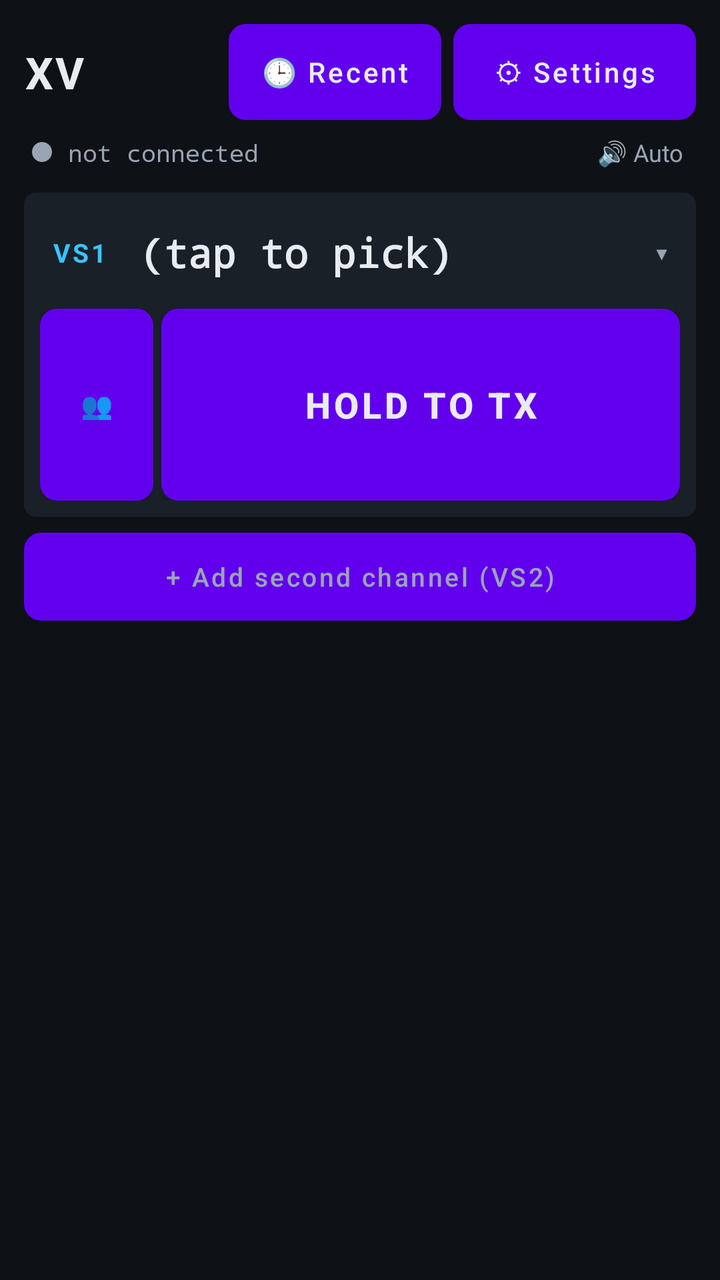
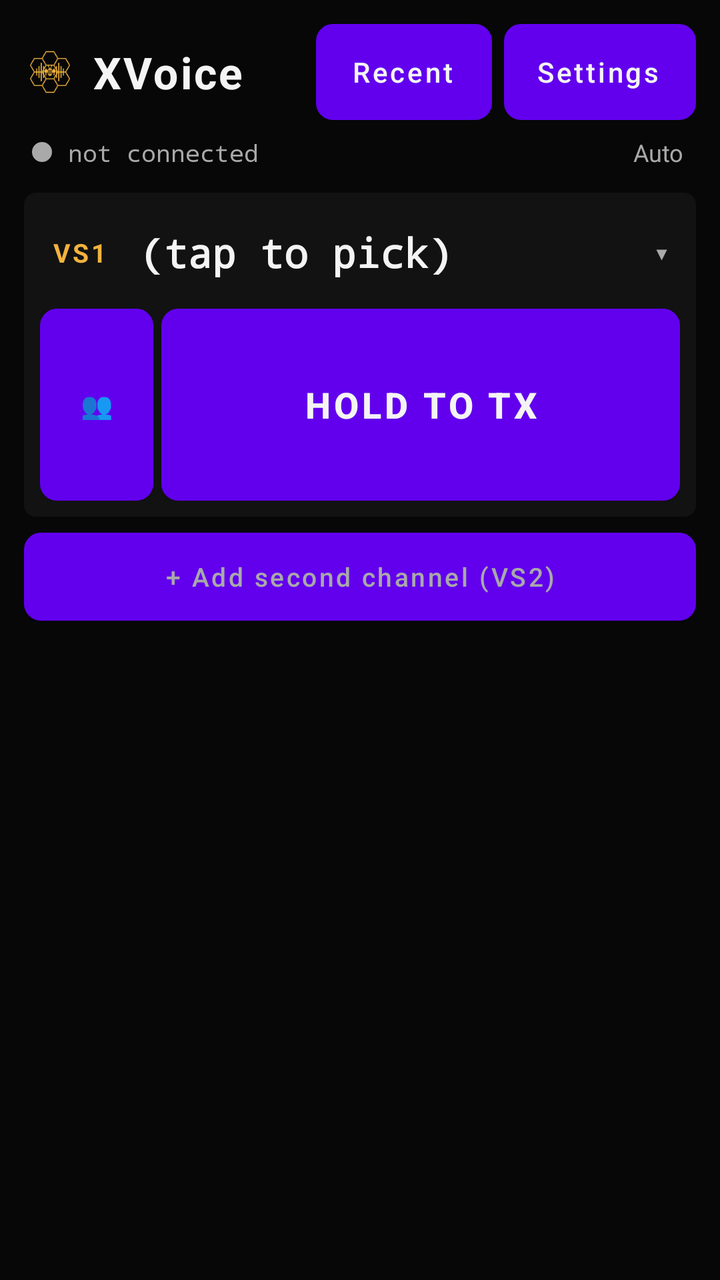

The first picture is an Android layout as it rendered before a commit; the second is the same layout after the commit. The layout source and the unified diff follow.
<!-- AndroidManifest.xml: fallback theme Theme.MaterialComponents.DayNight.NoActionBar -->
<!-- res/layout/xv_main.xml -->
<?xml version="1.0" encoding="utf-8"?>
<LinearLayout xmlns:android="http://schemas.android.com/apk/res/android"
    android:layout_width="match_parent"
    android:layout_height="match_parent"
    android:orientation="vertical"
    android:background="@color/xv_bg"
    android:padding="12dp">

    
    <LinearLayout
        android:id="@+id/xv_in_call_bar"
        android:layout_width="match_parent"
        android:layout_height="wrap_content"
        android:orientation="horizontal"
        android:gravity="center_vertical"
        android:padding="8dp"
        android:layout_marginBottom="8dp"
        android:background="@drawable/xv_button_bg_transmitting"
        android:visibility="gone">

        <TextView
            android:id="@+id/xv_in_call_label"
            android:layout_width="0dp"
            android:layout_height="wrap_content"
            android:layout_weight="1"
            android:text="● IN CALL"
            android:textColor="@color/xv_text"
            android:textSize="14sp"
            android:textStyle="bold"
            android:singleLine="true"
            android:ellipsize="end"/>

        <Button
            android:id="@+id/xv_btn_end_call"
            android:layout_width="wrap_content"
            android:layout_height="40dp"
            android:text="End Call"
            android:textColor="@color/xv_text"
            android:textSize="13sp"
            android:textStyle="bold"
            android:textAllCaps="false"
            android:background="@drawable/xv_button_bg"
            android:paddingStart="14dp"
            android:paddingEnd="14dp"/>
    </LinearLayout>

    
    <LinearLayout
        android:layout_width="match_parent"
        android:layout_height="wrap_content"
        android:orientation="horizontal"
        android:gravity="center_vertical">

        <TextView
            android:layout_width="0dp"
            android:layout_height="wrap_content"
            android:layout_weight="1"
            android:text="XV"
            android:textColor="@color/xv_text"
            android:textSize="22sp"
            android:textStyle="bold"
            android:letterSpacing="0.05"/>

        <Button
            android:id="@+id/xv_btn_call"
            android:layout_width="wrap_content"
            android:layout_height="48dp"
            android:text="🕒 Recent"
            android:textColor="@color/xv_text"
            android:textSize="14sp"
            android:textAllCaps="false"
            android:background="@drawable/xv_button_bg"
            android:paddingStart="16dp"
            android:paddingEnd="16dp"
            android:layout_marginEnd="6dp"/>

        <Button
            android:id="@+id/xv_btn_settings"
            android:layout_width="wrap_content"
            android:layout_height="48dp"
            android:text="⚙ Settings"
            android:textColor="@color/xv_text"
            android:textSize="14sp"
            android:textAllCaps="false"
            android:background="@drawable/xv_button_bg"
            android:paddingStart="20dp"
            android:paddingEnd="20dp"/>
    </LinearLayout>

    
    <LinearLayout
        android:layout_width="match_parent"
        android:layout_height="wrap_content"
        android:orientation="horizontal"
        android:gravity="center_vertical"
        android:layout_marginTop="8dp"
        android:paddingStart="4dp"
        android:paddingEnd="4dp">

        <View
            android:id="@+id/xv_status_dot"
            android:layout_width="10dp"
            android:layout_height="10dp"
            android:background="@drawable/xv_dot"
            android:layout_marginEnd="8dp"/>

        <TextView
            android:id="@+id/xv_server_label"
            android:layout_width="0dp"
            android:layout_height="wrap_content"
            android:layout_weight="1"
            android:text="not connected"
            android:textColor="@color/xv_text_dim"
            android:textSize="12sp"
            android:fontFamily="monospace"
            android:singleLine="true"
            android:ellipsize="end"/>

        <TextView
            android:id="@+id/xv_audio_route"
            android:layout_width="wrap_content"
            android:layout_height="wrap_content"
            android:text="🔊 Auto"
            android:textColor="@color/xv_text_dim"
            android:textSize="12sp"
            android:singleLine="true"
            android:ellipsize="end"
            android:paddingStart="8dp"
            android:paddingEnd="2dp"/>
    </LinearLayout>

    
    <TextView
        android:id="@+id/xv_mesh_status"
        android:layout_width="match_parent"
        android:layout_height="wrap_content"
        android:visibility="gone"
        android:text="🕸 MESH READY"
        android:textColor="@color/xv_accent"
        android:textSize="12sp"
        android:fontFamily="monospace"
        android:maxLines="2"
        android:ellipsize="end"
        android:layout_marginTop="4dp"
        android:paddingStart="4dp"
        android:paddingEnd="4dp"/>

    
    <LinearLayout
        android:id="@+id/xv_ptt_card_1"
        android:layout_width="match_parent"
        android:layout_height="wrap_content"
        android:orientation="vertical"
        android:layout_marginTop="12dp"
        android:padding="8dp"
        android:background="@drawable/xv_card_bg">

        <LinearLayout
            android:id="@+id/xv_ptt_header_1"
            android:layout_width="match_parent"
            android:layout_height="44dp"
            android:orientation="horizontal"
            android:gravity="center_vertical"
            android:paddingStart="6dp"
            android:paddingEnd="6dp"
            android:clickable="true"
            android:focusable="true"
            android:background="?android:attr/selectableItemBackground">

            <TextView
                android:layout_width="wrap_content"
                android:layout_height="wrap_content"
                android:text="VS1"
                android:textColor="@color/xv_accent"
                android:textSize="13sp"
                android:textStyle="bold"
                android:letterSpacing="0.1"
                android:layout_marginEnd="10dp"
                android:minWidth="34dp"/>

            <TextView
                android:id="@+id/xv_ptt_channel_1"
                android:layout_width="0dp"
                android:layout_height="wrap_content"
                android:layout_weight="1"
                android:text="(tap to pick)"
                android:textColor="@color/xv_text"
                android:textSize="20sp"
                android:textStyle="bold"
                android:fontFamily="monospace"
                android:singleLine="true"
                android:ellipsize="end"
                android:maxLines="1"/>

            <TextView
                android:layout_width="wrap_content"
                android:layout_height="wrap_content"
                android:text="▾"
                android:textColor="@color/xv_text_dim"
                android:textSize="18sp"
                android:layout_marginStart="6dp"/>
        </LinearLayout>

        <LinearLayout
            android:layout_width="match_parent"
            android:layout_height="96dp"
            android:layout_marginTop="6dp"
            android:orientation="horizontal"
            android:weightSum="1.0">

            <Button
                android:id="@+id/xv_btn_members_1"
                android:layout_width="0dp"
                android:layout_height="match_parent"
                android:layout_weight="0.18"
                android:layout_marginEnd="4dp"
                android:text="👥"
                android:textColor="@color/xv_text"
                android:textSize="13sp"
                android:textAllCaps="false"
                android:background="@drawable/xv_button_bg"
                android:gravity="center"
                android:maxLines="3"
                android:lineSpacingExtra="1dp"/>

            <Button
                android:id="@+id/xv_btn_ptt"
                android:layout_width="0dp"
                android:layout_height="match_parent"
                android:layout_weight="0.82"
                android:text="HOLD TO TX"
                android:textColor="@color/xv_text"
                android:textSize="18sp"
                android:textStyle="bold"
                android:background="@drawable/xv_button_bg"/>
        </LinearLayout>
    </LinearLayout>

    
    <LinearLayout
        android:id="@+id/xv_ptt_card_2"
        android:layout_width="match_parent"
        android:layout_height="wrap_content"
        android:orientation="vertical"
        android:layout_marginTop="8dp"
        android:padding="8dp"
        android:background="@drawable/xv_card_bg"
        android:visibility="gone">

        <LinearLayout
            android:id="@+id/xv_ptt_header_2"
            android:layout_width="match_parent"
            android:layout_height="44dp"
            android:orientation="horizontal"
            android:gravity="center_vertical"
            android:paddingStart="6dp"
            android:paddingEnd="6dp"
            android:clickable="true"
            android:focusable="true"
            android:background="?android:attr/selectableItemBackground">

            <TextView
                android:layout_width="wrap_content"
                android:layout_height="wrap_content"
                android:text="VS2"
                android:textColor="@color/xv_accent"
                android:textSize="13sp"
                android:textStyle="bold"
                android:letterSpacing="0.1"
                android:layout_marginEnd="10dp"
                android:minWidth="34dp"/>

            <TextView
                android:id="@+id/xv_ptt_channel_2"
                android:layout_width="0dp"
                android:layout_height="wrap_content"
                android:layout_weight="1"
                android:text="(none)"
                android:textColor="@color/xv_text"
                android:textSize="20sp"
                android:textStyle="bold"
                android:fontFamily="monospace"
                android:singleLine="true"
                android:ellipsize="end"
                android:maxLines="1"/>

            <TextView
                android:layout_width="wrap_content"
                android:layout_height="wrap_content"
                android:text="▾"
                android:textColor="@color/xv_text_dim"
                android:textSize="18sp"
                android:layout_marginStart="6dp"/>
        </LinearLayout>

        <LinearLayout
            android:layout_width="match_parent"
            android:layout_height="96dp"
            android:layout_marginTop="6dp"
            android:orientation="horizontal"
            android:weightSum="1.0">

            <Button
                android:id="@+id/xv_btn_members_2"
                android:layout_width="0dp"
                android:layout_height="match_parent"
                android:layout_weight="0.18"
                android:layout_marginEnd="4dp"
                android:text="👥"
                android:textColor="@color/xv_text"
                android:textSize="13sp"
                android:textAllCaps="false"
                android:background="@drawable/xv_button_bg"
                android:gravity="center"
                android:maxLines="3"
                android:lineSpacingExtra="1dp"/>

            <Button
                android:id="@+id/xv_btn_ptt2"
                android:layout_width="0dp"
                android:layout_height="match_parent"
                android:layout_weight="0.82"
                android:text="HOLD TO TX"
                android:textColor="@color/xv_text"
                android:textSize="18sp"
                android:textStyle="bold"
                android:background="@drawable/xv_button_bg"/>
        </LinearLayout>
    </LinearLayout>

    
    <Button
        android:id="@+id/xv_btn_add_vs2"
        android:layout_width="match_parent"
        android:layout_height="44dp"
        android:layout_marginTop="8dp"
        android:text="+ Add second channel (VS2)"
        android:textColor="@color/xv_text_dim"
        android:textSize="13sp"
        android:textAllCaps="false"
        android:background="@drawable/xv_button_bg"/>
</LinearLayout>
<!-- resources referenced by this layout -->
<resources>
  <color name="xv_accent">#36C5FF</color>
  <color name="xv_bg">#0E1216</color>
  <color name="xv_text">#E8ECF1</color>
  <color name="xv_text_dim">#9AA5B3</color>
  <!-- drawable xv_button_bg (drawable) -->
  <?xml version="1.0" encoding="utf-8"?>
  <selector xmlns:android="http://schemas.android.com/apk/res/android">
      <item android:state_pressed="true">
          <shape android:shape="rectangle">
              <solid android:color="@color/xv_ptt_active"/>
              <corners android:radius="8dp"/>
          </shape>
      </item>
      <item>
          <shape android:shape="rectangle">
              <solid android:color="@color/xv_surface_alt"/>
              <stroke android:width="1dp" android:color="@color/xv_accent"/>
              <corners android:radius="8dp"/>
          </shape>
      </item>
  </selector>
  <!-- drawable xv_button_bg_transmitting (drawable) -->
  <?xml version="1.0" encoding="utf-8"?>
  <shape xmlns:android="http://schemas.android.com/apk/res/android"
      android:shape="rectangle">
      <solid android:color="@color/xv_ptt_active"/>
      <stroke android:width="2dp" android:color="@color/xv_warn"/>
      <corners android:radius="8dp"/>
  </shape>
  <!-- drawable xv_card_bg (drawable) -->
  <?xml version="1.0" encoding="utf-8"?>
  <shape xmlns:android="http://schemas.android.com/apk/res/android"
      android:shape="rectangle">
      <solid android:color="@color/xv_surface"/>
      <corners android:radius="6dp"/>
  </shape>
  <!-- drawable xv_dot (drawable) -->
  <?xml version="1.0" encoding="utf-8"?>
  <shape xmlns:android="http://schemas.android.com/apk/res/android"
      android:shape="oval">
      <solid android:color="@color/xv_text_dim"/>
      <size android:width="12dp" android:height="12dp"/>
  </shape>
  <color name="xv_ptt_active">#FF5252</color>
  <color name="xv_surface_alt">#252D38</color>
  <color name="xv_warn">#FFB300</color>
  <color name="xv_surface">#1A2028</color>
</resources>

<!-- the commit's change to res/layout/xv_main.xml (unified diff, before → after) -->
@@ -51,11 +51,21 @@
         android:orientation="horizontal"
         android:gravity="center_vertical">
 
+        
+        <ImageView
+            android:layout_width="26dp"
+            android:layout_height="26dp"
+            android:layout_marginEnd="8dp"
+            android:src="@drawable/xv_tool_icon"
+            android:tint="@color/xv_accent"
+            android:contentDescription="@string/xv_cd_brand_mark"
+            android:importantForAccessibility="no"/>
+
         <TextView
             android:layout_width="0dp"
             android:layout_height="wrap_content"
             android:layout_weight="1"
-            android:text="XV"
+            android:text="XVoice"
             android:textColor="@color/xv_text"
             android:textSize="22sp"
             android:textStyle="bold"
@@ -65,26 +75,30 @@
             android:id="@+id/xv_btn_call"
             android:layout_width="wrap_content"
             android:layout_height="48dp"
-            android:text="🕒 Recent"
+            android:text="Recent"
+            android:drawableStart="@drawable/ic_xv_recent"
+            android:drawablePadding="6dp"
+            android:textColor="@color/xv_text"
+            android:textSize="14sp"
+            android:textAllCaps="false"
+            android:background="@drawable/xv_button_bg"
+            android:paddingStart="14dp"
+            android:paddingEnd="16dp"
+            android:layout_marginEnd="6dp"/>
+
+        <Button
+            android:id="@+id/xv_btn_settings"
+            android:layout_width="wrap_content"
+            android:layout_height="48dp"
+            android:text="Settings"
+            android:drawableStart="@drawable/ic_xv_settings"
+            android:drawablePadding="6dp"
             android:textColor="@color/xv_text"
             android:textSize="14sp"
             android:textAllCaps="false"
             android:background="@drawable/xv_button_bg"
             android:paddingStart="16dp"
-            android:paddingEnd="16dp"
-            android:layout_marginEnd="6dp"/>
-
-        <Button
-            android:id="@+id/xv_btn_settings"
-            android:layout_width="wrap_content"
-            android:layout_height="48dp"
-            android:text="⚙ Settings"
-            android:textColor="@color/xv_text"
-            android:textSize="14sp"
-            android:textAllCaps="false"
-            android:background="@drawable/xv_button_bg"
-            android:paddingStart="20dp"
-            android:paddingEnd="20dp"/>
+            android:paddingEnd="18dp"/>
     </LinearLayout>
 
     
@@ -120,7 +134,8 @@
             android:id="@+id/xv_audio_route"
             android:layout_width="wrap_content"
             android:layout_height="wrap_content"
-            android:text="🔊 Auto"
+            android:text="Auto"
+            android:drawablePadding="4dp"
             android:textColor="@color/xv_text_dim"
             android:textSize="12sp"
             android:singleLine="true"
@@ -135,7 +150,8 @@
         android:layout_width="match_parent"
         android:layout_height="wrap_content"
         android:visibility="gone"
-        android:text="🕸 MESH READY"
+        android:text="MESH READY"
+        android:drawablePadding="6dp"
         android:textColor="@color/xv_accent"
         android:textSize="12sp"
         android:fontFamily="monospace"
@@ -198,6 +214,7 @@
                 android:text="▾"
                 android:textColor="@color/xv_text_dim"
                 android:textSize="18sp"
+                android:importantForAccessibility="no"
                 android:layout_marginStart="6dp"/>
         </LinearLayout>
 
@@ -210,6 +227,7 @@
 
             <Button
                 android:id="@+id/xv_btn_members_1"
+                android:contentDescription="@string/xv_cd_members"
                 android:layout_width="0dp"
                 android:layout_height="match_parent"
                 android:layout_weight="0.18"
@@ -290,6 +308,7 @@
                 android:text="▾"
                 android:textColor="@color/xv_text_dim"
                 android:textSize="18sp"
+                android:importantForAccessibility="no"
                 android:layout_marginStart="6dp"/>
         </LinearLayout>
 
@@ -302,6 +321,7 @@
 
             <Button
                 android:id="@+id/xv_btn_members_2"
+                android:contentDescription="@string/xv_cd_members"
                 android:layout_width="0dp"
                 android:layout_height="match_parent"
                 android:layout_weight="0.18"
<!-- resource entries referenced after the edit -->
@@ -1,9 +1,29 @@
 <!-- resources referenced by this layout -->
 <resources>
-  <color name="xv_accent">#36C5FF</color>
-  <color name="xv_bg">#0E1216</color>
-  <color name="xv_text">#E8ECF1</color>
-  <color name="xv_text_dim">#9AA5B3</color>
+  <color name="xv_accent">#F2B33D</color>
+  <color name="xv_bg">#070707</color>
+  <color name="xv_text">#F4F4F4</color>
+  <color name="xv_text_dim">#A9A9A9</color>
+  <!-- drawable ic_xv_recent (drawable) -->
+  <vector xmlns:android="http://schemas.android.com/apk/res/android"
+      android:width="24dp"
+      android:height="24dp"
+      android:viewportWidth="24"
+      android:viewportHeight="24">
+      <path
+          android:fillColor="@color/xv_text"
+          android:pathData="M12,2C6.5,2 2,6.5 2,12s4.5,10 10,10 10,-4.5 10,-10S17.5,2 12,2zM12,20c-4.41,0 -8,-3.59 -8,-8s3.59,-8 8,-8 8,3.59 8,8 -3.59,8 -8,8zM12.5,7H11v6l5.25,3.15 0.75,-1.23 -4.5,-2.67z" />
+  </vector>
+  <!-- drawable ic_xv_settings (drawable) -->
+  <vector xmlns:android="http://schemas.android.com/apk/res/android"
+      android:width="24dp"
+      android:height="24dp"
+      android:viewportWidth="24"
+      android:viewportHeight="24">
+      <path
+          android:fillColor="@color/xv_text"
+          android:pathData="M19.14,12.94c0.04,-0.3 0.06,-0.61 0.06,-0.94 0,-0.32 -0.02,-0.64 -0.07,-0.94l2.03,-1.58c0.18,-0.14 0.23,-0.41 0.12,-0.61l-1.92,-3.32c-0.12,-0.22 -0.37,-0.29 -0.59,-0.22l-2.39,0.96c-0.5,-0.38 -1.03,-0.7 -1.62,-0.94L14.4,2.81c-0.04,-0.24 -0.24,-0.41 -0.48,-0.41h-3.84c-0.24,0 -0.43,0.17 -0.47,0.41L9.25,5.35C8.66,5.59 8.12,5.92 7.63,6.29L5.24,5.33c-0.22,-0.08 -0.47,0 -0.59,0.22L2.74,8.87c-0.12,0.21 -0.08,0.47 0.12,0.61l2.03,1.58c-0.05,0.3 -0.09,0.63 -0.09,0.94s0.02,0.64 0.07,0.94l-2.03,1.58c-0.18,0.14 -0.23,0.41 -0.12,0.61l1.92,3.32c0.12,0.22 0.37,0.29 0.59,0.22l2.39,-0.96c0.5,0.38 1.03,0.7 1.62,0.94l0.36,2.54c0.05,0.24 0.24,0.41 0.48,0.41h3.84c0.24,0 0.44,-0.17 0.47,-0.41l0.36,-2.54c0.59,-0.24 1.13,-0.56 1.62,-0.94l2.39,0.96c0.22,0.08 0.47,0 0.59,-0.22l1.92,-3.32c0.11,-0.2 0.06,-0.47 -0.12,-0.61l-2.01,-1.58zM12,15.6c-1.98,0 -3.6,-1.62 -3.6,-3.6s1.62,-3.6 3.6,-3.6 3.6,1.62 3.6,3.6 -1.62,3.6 -3.6,3.6z" />
+  </vector>
   <!-- drawable xv_button_bg (drawable) -->
   <?xml version="1.0" encoding="utf-8"?>
   <selector xmlns:android="http://schemas.android.com/apk/res/android">
@@ -43,9 +63,12 @@
       <solid android:color="@color/xv_text_dim"/>
       <size android:width="12dp" android:height="12dp"/>
   </shape>
+  <!-- drawable xv_tool_icon: png bitmap (drawable, 3751 bytes) -->
+  <string name="xv_cd_brand_mark">Texas TAK mark</string>
+  <string name="xv_cd_members">Channel members</string>
   <color name="xv_ptt_active">#FF5252</color>
-  <color name="xv_surface_alt">#252D38</color>
-  <color name="xv_warn">#FFB300</color>
-  <color name="xv_surface">#1A2028</color>
+  <color name="xv_surface_alt">#181818</color>
+  <color name="xv_warn">#F2B33D</color>
+  <color name="xv_surface">#121212</color>
 </resources>
 
